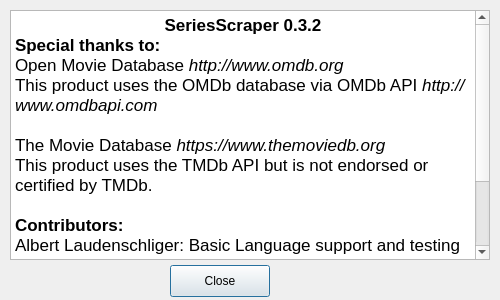
martinLutz1/SeriesScraper, file SeriesScraper/aboutdialog.ui: the form before one commit.
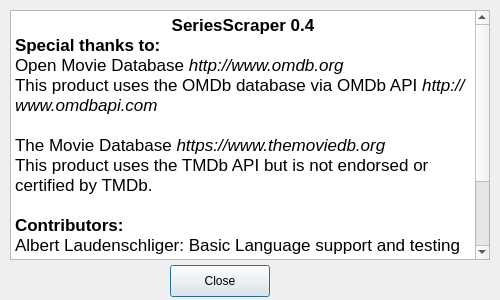
The form after the commit. Icons and pictures are not drawn.

Commit message: Feature: Close settings on escape

```diff
--- a/SeriesScraper/aboutdialog.ui
+++ b/SeriesScraper/aboutdialog.ui
@@ -65,7 +65,7 @@
 &lt;html&gt;&lt;head&gt;&lt;meta name=&quot;qrichtext&quot; content=&quot;1&quot; /&gt;&lt;style type=&quot;text/css&quot;&gt;
 p, li { white-space: pre-wrap; }
 &lt;/style&gt;&lt;/head&gt;&lt;body style=&quot; font-family:'.SF NS Text'; font-size:8pt; font-weight:400; font-style:normal;&quot;&gt;
-&lt;p align=&quot;center&quot; style=&quot; margin-top:0px; margin-bottom:0px; margin-left:0px; margin-right:0px; -qt-block-indent:0; text-indent:0px;&quot;&gt;&lt;span style=&quot; font-size:13pt; font-weight:600;&quot;&gt;SeriesScraper 0.3.2&lt;/span&gt;&lt;/p&gt;
+&lt;p align=&quot;center&quot; style=&quot; margin-top:0px; margin-bottom:0px; margin-left:0px; margin-right:0px; -qt-block-indent:0; text-indent:0px;&quot;&gt;&lt;span style=&quot; font-size:13pt; font-weight:600;&quot;&gt;SeriesScraper 0.4&lt;/span&gt;&lt;/p&gt;
 &lt;p style=&quot; margin-top:0px; margin-bottom:0px; margin-left:0px; margin-right:0px; -qt-block-indent:0; text-indent:0px;&quot;&gt;&lt;span style=&quot; font-size:13pt; font-weight:600;&quot;&gt;Special thanks to:&lt;/span&gt;&lt;/p&gt;
 &lt;p style=&quot; margin-top:0px; margin-bottom:0px; margin-left:0px; margin-right:0px; -qt-block-indent:0; text-indent:0px;&quot;&gt;&lt;span style=&quot; font-family:'Helvetica'; font-size:13pt;&quot;&gt;Open Movie Database &lt;/span&gt;&lt;span style=&quot; font-family:'Helvetica'; font-size:13pt; font-style:italic;&quot;&gt;http://www.omdb.org&lt;/span&gt;&lt;/p&gt;
 &lt;p style=&quot; margin-top:0px; margin-bottom:0px; margin-left:0px; margin-right:0px; -qt-block-indent:0; text-indent:0px;&quot;&gt;&lt;span style=&quot; font-family:'Helvetica'; font-size:13pt;&quot;&gt;This product uses the OMDb database via OMDb API &lt;/span&gt;&lt;span style=&quot; font-family:'Helvetica'; font-size:13pt; font-style:italic;&quot;&gt;http://www.omdbapi.com&lt;/span&gt;&lt;/p&gt;
```
The commit also changes 2 other files.
